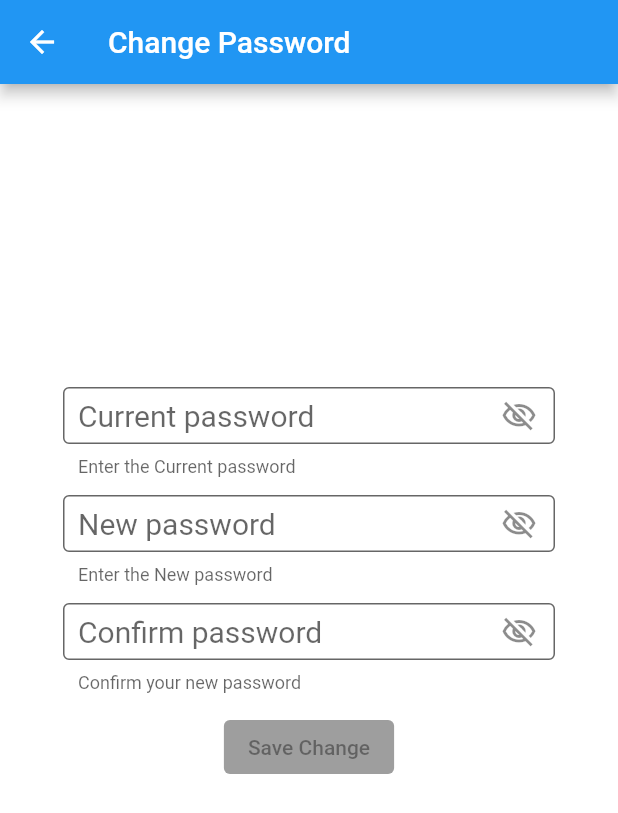
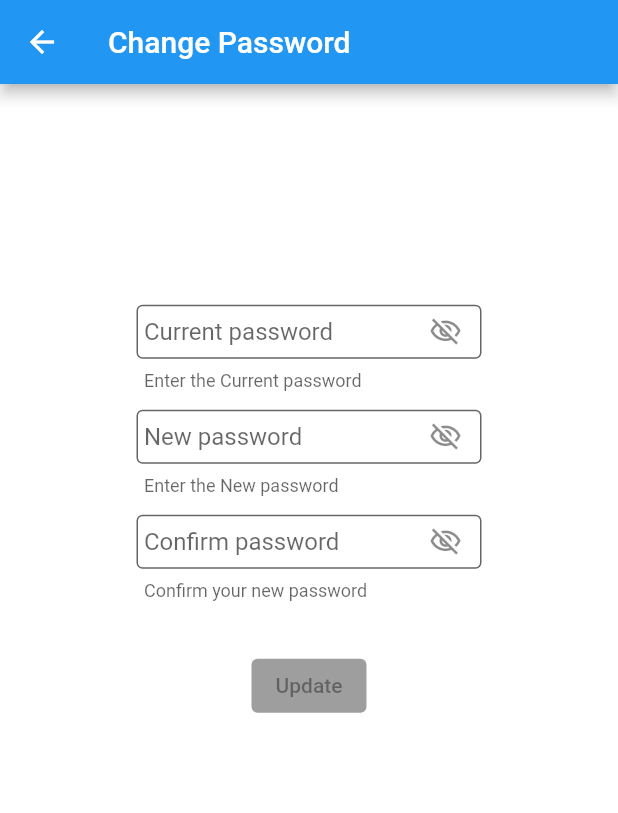
Before and after one commit to henryliang3027/ricoms_app, a Flutter app: the ChangePasswordPage screen opened directly, on a phone screen of 412 x 824 dp. Shown: the top 813 px of the screen. Run offline on Flutter 3.47's test engine with Material 2 defaults, Android fonts, the phone set to English and light mode, and no system bars; our stand-ins replace bloc, dio, equatable, flutter_bloc, formz, hive and 1 more; missing offline and left inert: flutter_simple_treeview, flutter_treeview; accounts and stored records are empty.

Commit message:
update ui

```diff
--- a/lib/change_password/view/change_password_form.dart
+++ b/lib/change_password/view/change_password_form.dart
@@ -76,44 +76,41 @@ class ChangePasswordForm extends StatelessWidget {
           _showFailureDialog(state.errmsg);
         }
       },
+      child: Align(
+        alignment: const Alignment(0, -0.42),
         child: Column(
           mainAxisSize: MainAxisSize.min,
-        mainAxisAlignment: MainAxisAlignment.center,
+          //mainAxisAlignment: MainAxisAlignment.center,
           children: [
-          Padding(
-            padding: const EdgeInsets.only(left: 30.0, right: 30.0),
-            child: SizedBox(
-              height: 60,
+            SizedBox(
+              width: 230,
+              //padding: const EdgeInsets.only(left: 30.0, right: 30.0),
               child: _CurrentPasswordInput(),
-            ),
             ),
 
             const Padding(padding: EdgeInsets.all(6)),
-          Padding(
-            padding: const EdgeInsets.only(left: 30.0, right: 30.0),
-            child: SizedBox(
-              height: 60,
+            SizedBox(
+              width: 230,
+              //padding: const EdgeInsets.only(left: 30.0, right: 30.0),
               child: _NewPasswordInput(),
-            ),
             ),
 
             const Padding(padding: EdgeInsets.all(6)),
 
-          Padding(
-            padding: const EdgeInsets.only(left: 30.0, right: 30.0),
-            child: SizedBox(
-              height: 60,
+            SizedBox(
+              width: 230,
+              //padding: const EdgeInsets.only(left: 30.0, right: 30.0),
               child: _ConfirmPasswordInput(),
             ),
-          ),
 
-          const Padding(padding: EdgeInsets.all(6)),
+            const Padding(padding: EdgeInsets.all(16)),
             // const Expanded(
             //   child: SizedBox(),
             // ),
             _SaveButton(),
-          const Padding(padding: EdgeInsets.all(50)),
+            //const Padding(padding: EdgeInsets.all(50)),
           ],
+        ),
       ),
     );
   }
@@ -130,27 +127,31 @@ class _CurrentPasswordInput extends StatelessWidget {
       builder: (context, state) {
         return TextField(
           key: const Key('changePasswordForm_currentPasswordInput_textField'),
-          textAlignVertical: TextAlignVertical.bottom,
           textInputAction: TextInputAction.done,
-          style: const TextStyle(fontSize: 20),
+          style: const TextStyle(fontSize: 16),
           onChanged: (password) => context
               .read<ChangePasswordBloc>()
               .add(CurrentPasswordChanged(password)),
           obscureText: !state.currentPasswordVisibility,
           obscuringCharacter: '●',
           decoration: InputDecoration(
-            contentPadding:
-                const EdgeInsets.symmetric(vertical: 10.0, horizontal: 10.0),
+            contentPadding: const EdgeInsets.all(5),
             border: const OutlineInputBorder(),
+            isDense: true,
             filled: true,
             fillColor: Colors.white,
             hintText: 'Current password',
-            hintStyle: const TextStyle(fontSize: 20),
+            hintStyle: const TextStyle(fontSize: 16),
+            errorMaxLines: 2,
             errorText: state.currentPassword.invalid
                 ? 'Password must be between 4-32 characters.'
                 : null,
             helperText: 'Enter the Current password',
+            suffixIconConstraints: const BoxConstraints(
+                maxHeight: 36, maxWidth: 36, minHeight: 36, minWidth: 36),
             suffixIcon: IconButton(
+              iconSize: 22,
+              padding: const EdgeInsets.fromLTRB(0.0, 0.0, 12.0, 0.0),
               icon: state.currentPasswordVisibility
                   ? const Icon(Icons.visibility_outlined)
                   : const Icon(Icons.visibility_off_outlined),
@@ -177,8 +178,7 @@ class _NewPasswordInput extends StatelessWidget {
       builder: (context, state) {
         return TextField(
           key: const Key('changePasswordForm_newPasswordInput_textField'),
-          textAlignVertical: TextAlignVertical.bottom,
-          style: const TextStyle(fontSize: 20),
+          style: const TextStyle(fontSize: 16),
           textInputAction: TextInputAction.done,
           onChanged: (password) => context
               .read<ChangePasswordBloc>()
@@ -186,18 +186,23 @@ class _NewPasswordInput extends StatelessWidget {
           obscureText: !state.newPasswordVisibility,
           obscuringCharacter: '●',
           decoration: InputDecoration(
-              contentPadding:
-                  const EdgeInsets.symmetric(vertical: 10.0, horizontal: 10.0),
+              contentPadding: const EdgeInsets.all(5),
               border: const OutlineInputBorder(),
+              isDense: true,
               filled: true,
               fillColor: Colors.white,
               hintText: 'New password',
-              hintStyle: const TextStyle(fontSize: 20),
+              hintStyle: const TextStyle(fontSize: 16),
+              errorMaxLines: 2,
               errorText: state.newPassword.invalid
                   ? 'Password must be between 4-32 characters.'
                   : null,
               helperText: 'Enter the New password',
+              suffixIconConstraints: const BoxConstraints(
+                  maxHeight: 36, maxWidth: 36, minHeight: 36, minWidth: 36),
               suffixIcon: IconButton(
+                iconSize: 22,
+                padding: const EdgeInsets.fromLTRB(0.0, 0.0, 12.0, 0.0),
                 icon: state.newPasswordVisibility
                     ? const Icon(Icons.visibility_outlined)
                     : const Icon(Icons.visibility_off_outlined),
@@ -224,8 +229,7 @@ class _ConfirmPasswordInput extends StatelessWidget {
       builder: (context, state) {
         return TextField(
           key: const Key('changePasswordForm_confirmPasswordInput_textField'),
-          textAlignVertical: TextAlignVertical.bottom,
-          style: const TextStyle(fontSize: 20),
+          style: const TextStyle(fontSize: 16),
           textInputAction: TextInputAction.done,
           onChanged: (password) => context
               .read<ChangePasswordBloc>()
@@ -233,18 +237,23 @@ class _ConfirmPasswordInput extends StatelessWidget {
           obscureText: !state.confirmPasswordVisibility,
           obscuringCharacter: '●',
           decoration: InputDecoration(
-              contentPadding:
-                  const EdgeInsets.symmetric(vertical: 10.0, horizontal: 10.0),
+              contentPadding: const EdgeInsets.all(5),
               border: const OutlineInputBorder(),
+              isDense: true,
               filled: true,
               fillColor: Colors.white,
               hintText: 'Confirm password',
-              hintStyle: const TextStyle(fontSize: 20),
+              hintStyle: const TextStyle(fontSize: 16),
+              errorMaxLines: 2,
               errorText: state.confirmPassword.invalid
                   ? 'Password must be between 4-32 characters.'
                   : null,
               helperText: 'Confirm your new password',
+              suffixIconConstraints: const BoxConstraints(
+                  maxHeight: 36, maxWidth: 36, minHeight: 36, minWidth: 36),
               suffixIcon: IconButton(
+                iconSize: 22,
+                padding: const EdgeInsets.fromLTRB(0.0, 0.0, 12.0, 0.0),
                 icon: state.confirmPasswordVisibility
                     ? const Icon(Icons.visibility_outlined)
                     : const Icon(Icons.visibility_off_outlined),
@@ -282,7 +291,7 @@ class _SaveButton extends StatelessWidget {
                   ),
                 ),
                 key: const Key('changePasswordForm_save_raisedButton'),
-                child: const Text('Save Change'),
+                child: const Text('Update'),
                 onPressed: state.status.isValidated
                     ? () {
                         context
```
Also changed, not shown: lib/login/view/login_form.dart (+28 -25 lines). Lines whose indentation alone changed are shown as unchanged.
